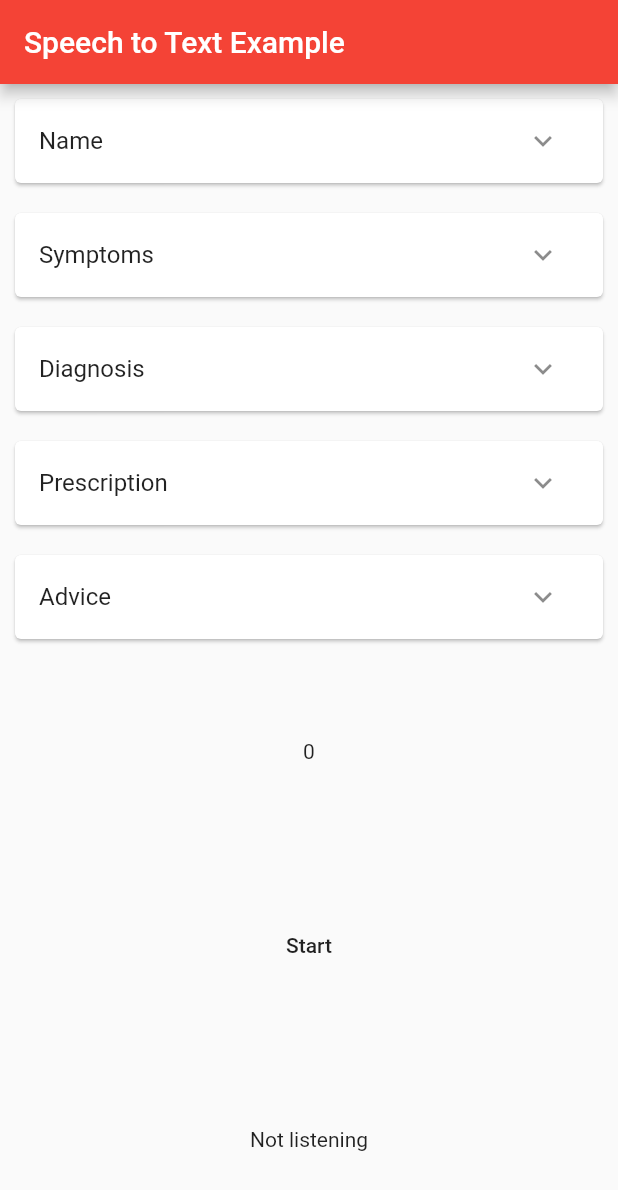
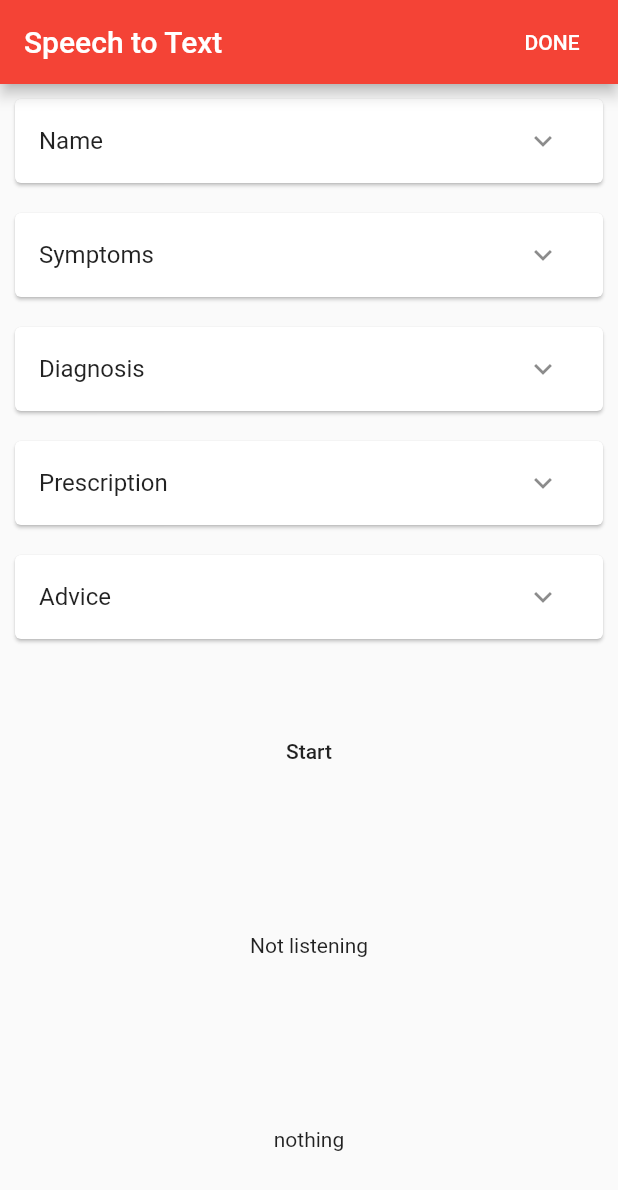
Before and after one commit to nicks101/doctor_prescription_app, a Flutter app: the screen it shows after launch, after a tap on "Start", on a phone screen of 412 x 824 dp. Shown: the top 1190 px of the screen. Run offline on Flutter 3.47's test engine with Material 2 defaults, Android fonts, the phone set to English and light mode, and no system bars; our stand-ins replace speech_to_text; missing offline and left inert: speech_recognition.

Commit message:
speech to text

```diff
--- a/lib/screens/demo_speech.dart
+++ b/lib/screens/demo_speech.dart
@@ -13,8 +13,9 @@ class DemoSpeech extends StatefulWidget {
 }
 
 class _DemoSpeechState extends State<DemoSpeech> {
+  String name = 'name';
   bool _expanded = false;
-  String dummy = "";
+  List<String> dummy = [];
   bool _hasSpeech = false;
   String titleWords = "";
   String lastWords = "";
@@ -40,11 +41,33 @@ class _DemoSpeechState extends State<DemoSpeech> {
     });
   }
 
+  void checkKeyword() {
+    if (dummy.isNotEmpty) {
+      dummy.forEach((value) => print(value));
+    }
+    if (dummy.contains('name')) {
+      print('found!!');
+    }
+  }
+
   @override
   Widget build(BuildContext context) {
     return Scaffold(
       appBar: AppBar(
-        title: const Text('Speech to Text Example'),
+        title: const Text('Speech to Text'),
+        actions: <Widget>[
+          Container(
+            child: FlatButton(
+              child: Text(
+                'DONE',
+                style: TextStyle(
+                  color: Colors.white,
+                ),
+              ),
+              onPressed: () {},
+            ),
+          )
+        ],
       ),
       body: _hasSpeech
           ? Column(
@@ -118,11 +141,6 @@ class _DemoSpeechState extends State<DemoSpeech> {
                 //   ),
                 // ),
                 Expanded(
-                  child: Center(
-                    child: Text(lastWords.length.toString()),
-                  ),
-                ),
-                Expanded(
                   child: Row(
                     mainAxisAlignment: MainAxisAlignment.center,
                     children: <Widget>[
@@ -161,6 +179,13 @@ class _DemoSpeechState extends State<DemoSpeech> {
                         : Text('Not listening'),
                   ),
                 ),
+                Expanded(
+                  child: Center(
+                    child: dummy.length >= 2
+                        ? Text(dummy[dummy.length - 2])
+                        : Text("nothing"),
+                  ),
+                ),
               ],
             )
           : Center(
@@ -173,7 +198,7 @@ class _DemoSpeechState extends State<DemoSpeech> {
   void startListening() {
     lastWords = "";
     // lastError = "";
-    speech.listen(onResult: resultListener);
+    speech.listen(onResult: resultListener, localeId: "en_in");
     setState(() {});
   }
 
@@ -191,8 +216,10 @@ class _DemoSpeechState extends State<DemoSpeech> {
     setState(() {
       lastWords = "${result.recognizedWords} "; // - ${result.finalResult}";
       // print('found words:  $lastWords');
-      if (lastWords.isNotEmpty) {
+      if (result.finalResult) {
         _expanded = true;
+        dummy.add(lastWords);
+        checkKeyword();
       }
     });
   }
```
